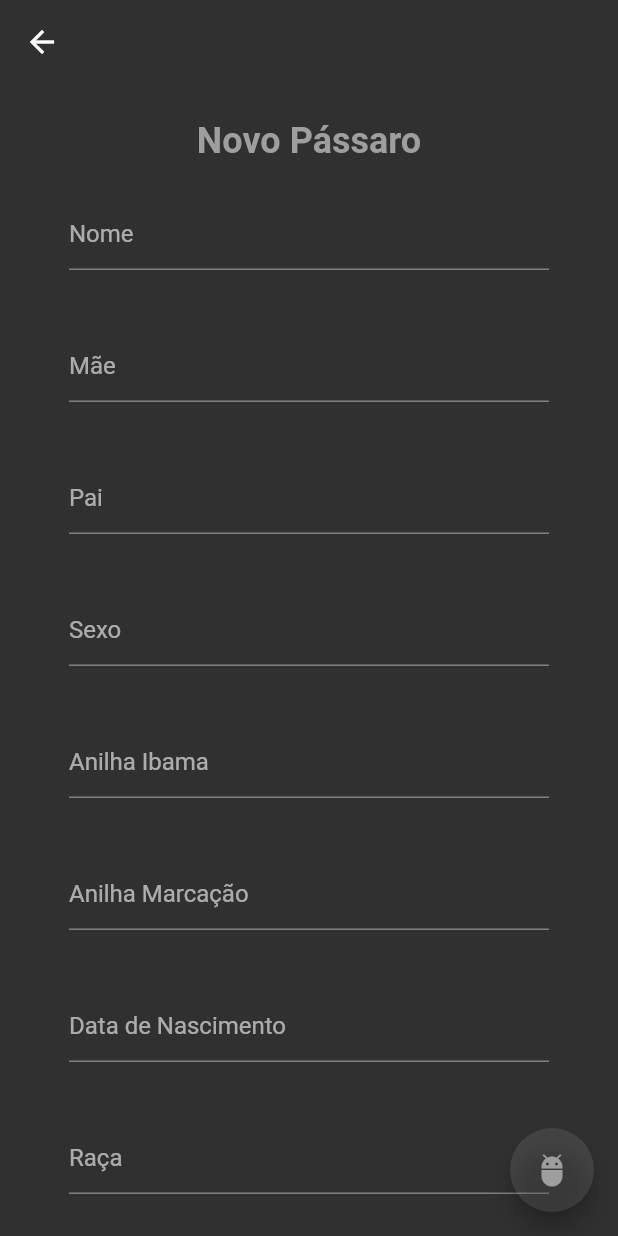
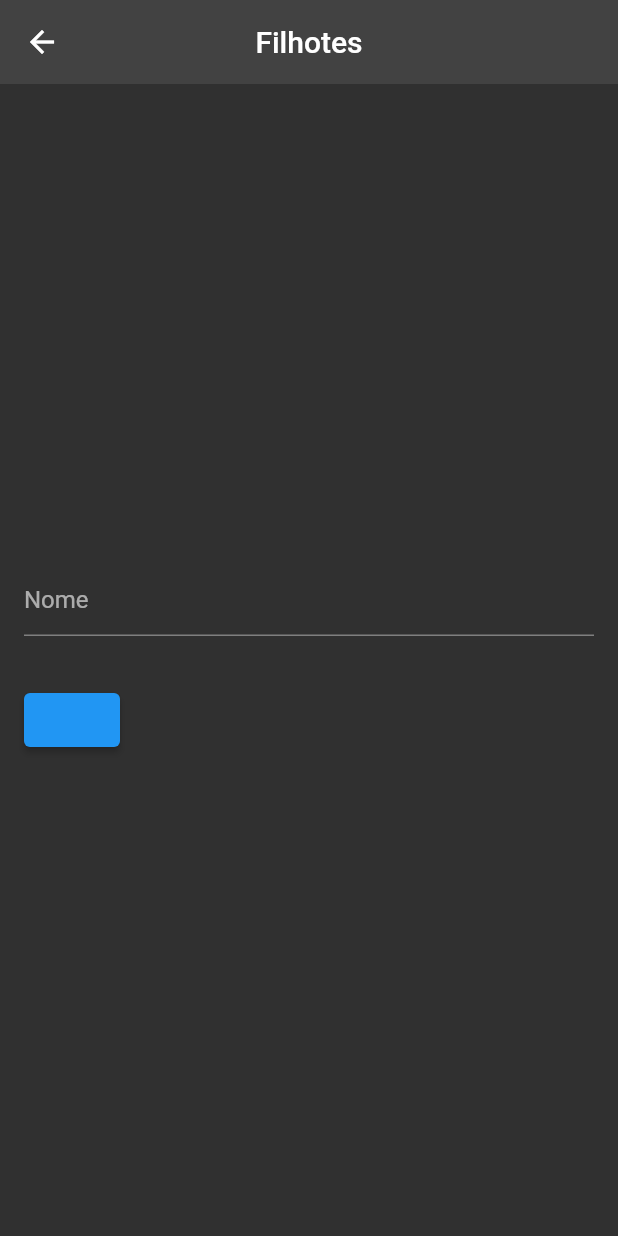
Before and after one commit to DennisBozzi/Ris, a Flutter app: the screen it shows after launch, after a tap on "Filhote", on a phone screen of 412 x 824 dp. Run offline on Flutter 3.47's test engine with Material 2 defaults, Android fonts, the phone set to English and light mode, and no system bars; missing offline and left inert: dart:ffi.

Commit message:
Mudando algumas coisas Alterando os textfields e como vão ser exibidos

```diff
--- a/lib/puppy_screen.dart
+++ /dev/null
@@ -1,80 +0,0 @@
-import 'package:flutter/material.dart';
-import 'widgets_customizados.dart';
-
-class PuppyScreen extends StatefulWidget {
-  const PuppyScreen({super.key});
-
-  @override
-  State<PuppyScreen> createState() => _PuppyScreenState();
-}
-
-bool _isChecked = false;
-
-class _PuppyScreenState extends State<PuppyScreen> {
-  @override
-  Widget build(BuildContext context) {
-    return Scaffold(
-      appBar: AppBar(
-        backgroundColor: Colors.transparent,
-        elevation: 0.0,
-      ),
-      body: Center(
-        child: SingleChildScrollView(
-          child: Wrap(
-            verticalDirection: VerticalDirection.down,
-            children: [
-              Column(
-                crossAxisAlignment: CrossAxisAlignment.center,
-                children: [
-                  const Padding(
-                    padding: const EdgeInsets.all(24.0),
-                    child: Text(
-                      'Novo Pássaro',
-                      style: TextStyle(fontSize: 24, color: Colors.grey, fontWeight: FontWeight.bold),
-                    ),
-                  ),
-                  paddingComTextField('Nome', 'Mãe'),
-                  paddingComTextField('Pai', 'Sexo'),
-                  paddingComTextField('Anilha Ibama', 'Anilha Marcação'),
-                  paddingComTextField('Data de Nascimento', 'Raça'),
-                  paddingComTextField('Avô Paterno', 'Avó Parteno'),
-                  paddingComTextField('Avô Materno', 'Avó Materno'),
-                  Row(
-                    mainAxisAlignment: MainAxisAlignment.center,
-                    children: <Widget>[
-                      Checkbox(
-                        value: _isChecked,
-                        checkColor: Colors.white,
-                        activeColor: Colors.grey,
-                        onChanged: (bool? value) {
-                          setState(() {
-                            _isChecked = value!;
-                          });
-                        },
-                      ),
-                      const Flexible(
-                        child: Text('Filhote'),
-                      ),
-                    ],
-                  ),
-                  Padding(
-                    padding: const EdgeInsets.all(24.0),
-                    child: botao('Cadastrar', context),
-                  )
-                ],
-              ),
-            ],
-          ),
-        ),
-      ),
-      floatingActionButton: FloatingActionButton(
-        onPressed: () {},
-        backgroundColor: Colors.white10,
-        child: const Icon(
-          Icons.adb,
-          color: Colors.grey,
-        ),
-      ),
-    );
-  }
-}
--- /dev/null
+++ b/lib/tela_filhotes.dart
@@ -0,0 +1,62 @@
+import 'dart:ui';
+
+import 'package:flutter/cupertino.dart';
+import 'package:flutter/material.dart';
+
+class TelaFilhotes extends StatefulWidget {
+  const TelaFilhotes({super.key});
+
+  @override
+  State<TelaFilhotes> createState() => _TelaFilhotesState();
+}
+
+class _TelaFilhotesState extends State<TelaFilhotes> {
+  @override
+  Widget build(BuildContext context) {
+    return Scaffold(
+      appBar: AppBar(
+        title: Text('Filhotes'),
+        centerTitle: true,
+        elevation: 0,
+      ),
+      body: Container(
+        alignment: Alignment.center,
+        child: Container(
+          constraints: const BoxConstraints(maxWidth: 1000),
+          child: Wrap(
+            children: [
+              Container(
+                constraints: const BoxConstraints(maxWidth: 480),
+                child: const Padding(
+                  padding: EdgeInsets.all(16.0),
+                  child: TextField(
+                    decoration: InputDecoration(
+                      hintText: 'Nome',
+                    ),
+                  ),
+                ),
+              ),
+              Container(
+                constraints: const BoxConstraints(maxWidth: 480),
+                child: Padding(
+                  padding: EdgeInsets.all(16.0),
+                  child: ElevatedButton(
+                    onPressed: () {
+                      showDatePicker(
+                        context: context,
+                        initialDate: DateTime.now(),
+                        firstDate: DateTime(2000),
+                        lastDate: DateTime(2101),
+                      );
+                    },
+                    child: Text(''),
+                  ),
+                ),
+              ),
+            ],
+          ),
+        ),
+      ),
+    );
+  }
+}
--- a/lib/widgets_customizados.dart
+++ b/lib/widgets_customizados.dart
@@ -1,5 +1,5 @@
 import 'package:flutter/material.dart';
-import 'puppy_screen.dart';
+import 'package:ris/tela_filhotes.dart';
 
 //Botões do Início (Filhote - Macho - Fêmea )
 Container botao(String texto, BuildContext context) {
@@ -24,7 +24,7 @@ void selecionaTela(String opcao, BuildContext context) {
     case "Filhote":
       Navigator.push(
         context,
-        MaterialPageRoute(builder: (context) => PuppyScreen()),
+        MaterialPageRoute(builder: (context) => TelaFilhotes()),
       );
       break;
 
@@ -44,25 +44,3 @@ void selecionaTela(String opcao, BuildContext context) {
       print('Opção não definida');
   }
 }
-
-/*------------------------------------------------------------------------------*/
-
-//TextFields para cadastro de pássaros
-Container textField(String texto) {
-  return Container(
-      width: 320,
-      child: TextField(
-        decoration: InputDecoration(hintText: texto),
-      ));
-}
-
-Padding paddingComTextField(String texto1, String texto2) {
-  return Padding(
-    padding: const EdgeInsets.only(bottom: 40),
-    child: Wrap(
-      spacing: 80,
-      runSpacing: 40,
-      children: [textField(texto1), textField(texto2)],
-    ),
-  );
-}
```
